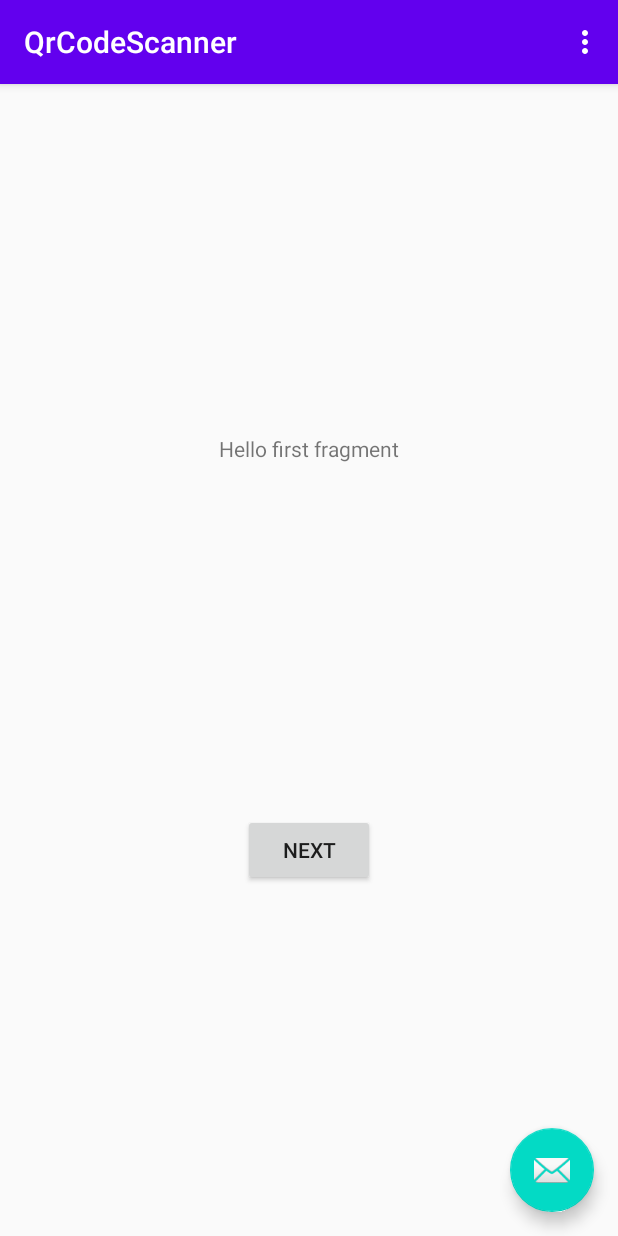
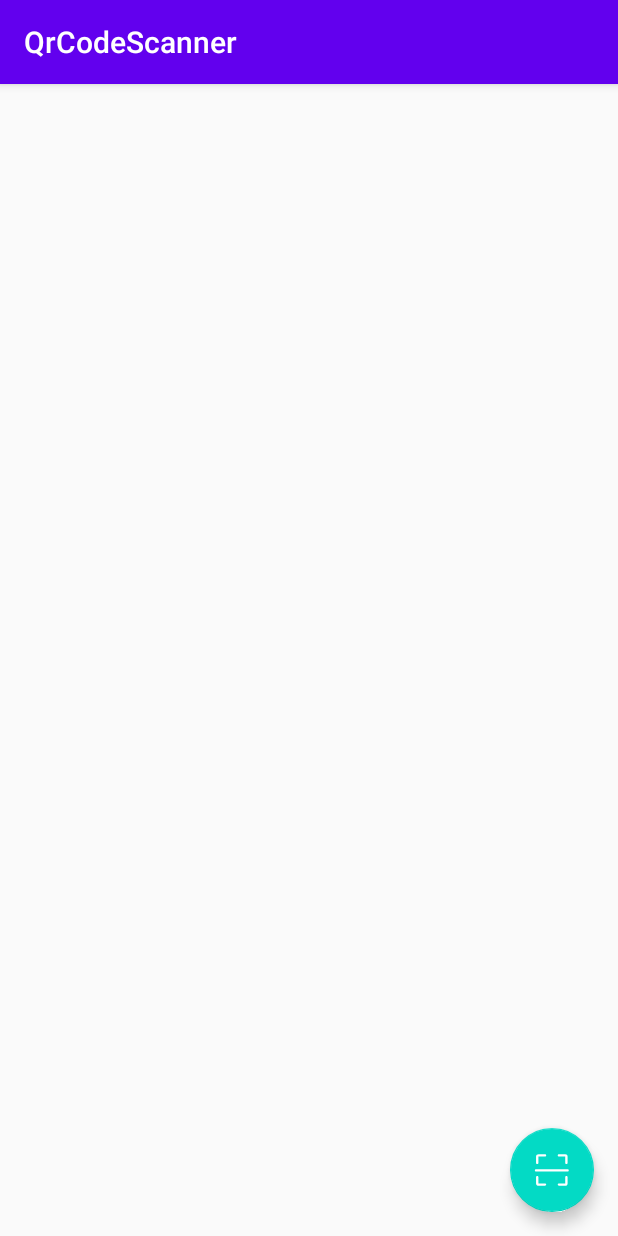
Before and after one commit to giswangsj/QrCodeScanner, an Android app: the screen it shows after launch (MainActivity), on a phone screen of 412 x 824 dp. Run offline under Robolectric (Android 15) with nearby library versions, the phone set to English and light mode, and no system bars.

Commit message:
finish simple lib

```diff
--- a/app/build.gradle
+++ b/app/build.gradle
@@ -14,6 +14,7 @@ android {
         versionName "1.0"
 
         testInstrumentationRunner "androidx.test.runner.AndroidJUnitRunner"
+        vectorDrawables.useSupportLibrary true
     }
 
     buildTypes {
--- a/app/src/main/java/per/wsj/qrcodescanner/FirstFragment.kt
+++ /dev/null
@@ -1,31 +0,0 @@
-package per.wsj.qrcodescanner
-
-import android.os.Bundle
-import androidx.fragment.app.Fragment
-import android.view.LayoutInflater
-import android.view.View
-import android.view.ViewGroup
-import android.widget.Button
-import androidx.navigation.fragment.findNavController
-
-/**
- * A simple [Fragment] subclass as the default destination in the navigation.
- */
-class FirstFragment : Fragment() {
-
-    override fun onCreateView(
-            inflater: LayoutInflater, container: ViewGroup?,
-            savedInstanceState: Bundle?
-    ): View? {
-        // Inflate the layout for this fragment
-        return inflater.inflate(R.layout.fragment_first, container, false)
-    }
-
-    override fun onViewCreated(view: View, savedInstanceState: Bundle?) {
-        super.onViewCreated(view, savedInstanceState)
-
-        view.findViewById<Button>(R.id.button_first).setOnClickListener {
-            findNavController().navigate(R.id.action_FirstFragment_to_SecondFragment)
-        }
-    }
-}
--- a/app/src/main/java/per/wsj/qrcodescanner/MainActivity.kt
+++ b/app/src/main/java/per/wsj/qrcodescanner/MainActivity.kt
@@ -1,17 +1,9 @@
 package per.wsj.qrcodescanner
 
-import android.Manifest
 import android.os.Bundle
 import com.google.android.material.floatingactionbutton.FloatingActionButton
-import com.google.android.material.snackbar.Snackbar
 import androidx.appcompat.app.AppCompatActivity
-import android.view.Menu
-import android.view.MenuItem
-import android.widget.Toast
-import androidx.core.app.ActivityCompat
-import androidx.core.app.ActivityCompat.requestPermissions
-import androidx.core.content.ContextCompat
-import androidx.core.content.PermissionChecker
+import kotlinx.android.synthetic.main.activity_main.*
 import per.wsj.lib.qrcodescanner.QrCodeScanner
 
 class MainActivity : AppCompatActivity() {
@@ -21,55 +13,16 @@ class MainActivity : AppCompatActivity() {
         setContentView(R.layout.activity_main)
         setSupportActionBar(findViewById(R.id.toolbar))
 
-        if (ContextCompat.checkSelfPermission(
-                this,
-                Manifest.permission.CAMERA
-            ) == PermissionChecker.PERMISSION_GRANTED
-        ) {
 
-        } else {
-            requestPermissions(this, arrayOf(Manifest.permission.CAMERA), 11)
-        }
         findViewById<FloatingActionButton>(R.id.fab).setOnClickListener { view ->
             QrCodeScanner.with(this)
                 .onSuccess {
-                    Toast.makeText(this, "扫描结果：$it",Toast.LENGTH_LONG).show()
+                    tvResult.text = "扫描结果：$it"
                 }
                 .onFail {
-                    Toast.makeText(this, "扫描失败：$it",Toast.LENGTH_LONG).show()
+                    tvResult.text ="扫描失败：$it"
                 }
                 .start()
         }
     }
-
-    override fun onRequestPermissionsResult(
-        requestCode: Int,
-        permissions: Array<out String>,
-        grantResults: IntArray
-    ) {
-        super.onRequestPermissionsResult(requestCode, permissions, grantResults)
-        if (requestCode == 11) {
-            if (grantResults[0] == PermissionChecker.PERMISSION_GRANTED) {
-
-            } else {
-                Toast.makeText(this,"请授予请求权限",Toast.LENGTH_LONG).show()
-            }
-        }
-    }
-
-    override fun onCreateOptionsMenu(menu: Menu): Boolean {
-        // Inflate the menu; this adds items to the action bar if it is present.
-        menuInflater.inflate(R.menu.menu_main, menu)
-        return true
-    }
-
-    override fun onOptionsItemSelected(item: MenuItem): Boolean {
-        // Handle action bar item clicks here. The action bar will
-        // automatically handle clicks on the Home/Up button, so long
-        // as you specify a parent activity in AndroidManifest.xml.
-        return when (item.itemId) {
-            R.id.action_settings -> true
-            else -> super.onOptionsItemSelected(item)
-        }
-    }
 }
--- /dev/null
+++ b/app/src/main/res/drawable/ic_scan.xml
@@ -0,0 +1,21 @@
+<vector xmlns:android="http://schemas.android.com/apk/res/android"
+    android:width="32dp"
+    android:height="32dp"
+    android:viewportWidth="1024"
+    android:viewportHeight="1024">
+  <path
+      android:fillColor="#FFFFFFFF"
+      android:pathData="M708.78,131.31l179.43,0 0,179.43c0,18.58 15.07,33.64 33.64,33.64s33.64,-15.06 33.64,-33.64L955.49,131.31c0,-43.28 -24.01,-67.29 -67.29,-67.29L708.78,64.02c-18.57,0 -33.64,15.06 -33.64,33.64S690.2,131.31 708.78,131.31z"/>
+  <path
+      android:fillColor="#FFFFFFFF"
+      android:pathData="M91.99,344.38c18.58,0 33.64,-15.07 33.64,-33.64L125.63,131.31l187.84,0c18.58,0 33.64,-15.07 33.64,-33.64s-15.06,-33.64 -33.64,-33.64L134.04,64.02c-43.28,0 -75.69,24.01 -75.69,67.29l0,179.43C58.35,329.31 73.4,344.38 91.99,344.38z"/>
+  <path
+      android:fillColor="#FFFFFFFF"
+      android:pathData="M921.85,680.81c-18.57,0 -33.64,15.06 -33.64,33.64l0,179.43L708.78,893.88c-18.57,0 -33.64,15.06 -33.64,33.64s15.07,33.64 33.64,33.64l179.43,0c43.28,0 67.29,-24.01 67.29,-67.29L955.49,714.45C955.49,695.87 940.42,680.81 921.85,680.81z"/>
+  <path
+      android:fillColor="#FFFFFFFF"
+      android:pathData="M313.47,893.88l-187.84,0L125.63,714.45c0,-18.57 -15.06,-33.64 -33.64,-33.64s-33.64,15.07 -33.64,33.64l0,179.43c0,43.28 32.42,67.29 75.69,67.29l179.43,0c18.58,0 33.64,-15.07 33.64,-33.64S332.05,893.88 313.47,893.88z"/>
+  <path
+      android:fillColor="#FFFFFFFF"
+      android:pathData="M955.49,490.16 L58.35,490.16c-18.57,0 -33.64,15.06 -33.64,33.64 0,18.58 15.07,33.64 33.64,33.64l897.15,0c18.57,0 33.64,-15.06 33.64,-33.64C989.13,505.22 974.06,490.16 955.49,490.16z"/>
+</vector>
--- a/app/src/main/res/layout/activity_main.xml
+++ b/app/src/main/res/layout/activity_main.xml
@@ -20,7 +20,17 @@
 
     </com.google.android.material.appbar.AppBarLayout>
 
-    <include layout="@layout/content_main" />
+    <RelativeLayout
+        android:layout_width="match_parent"
+        android:layout_height="match_parent">
+
+        <TextView
+            android:id="@+id/tvResult"
+            android:layout_width="wrap_content"
+            android:layout_height="wrap_content"
+            android:layout_centerInParent="true" />
+
+    </RelativeLayout>
 
     <com.google.android.material.floatingactionbutton.FloatingActionButton
         android:id="@+id/fab"
@@ -28,6 +38,6 @@
         android:layout_height="wrap_content"
         android:layout_gravity="bottom|end"
         android:layout_margin="@dimen/fab_margin"
-        app:srcCompat="@android:drawable/ic_dialog_email" />
+        app:srcCompat="@drawable/ic_scan" />
 
 </androidx.coordinatorlayout.widget.CoordinatorLayout>
--- a/app/src/main/res/layout/content_main.xml
+++ /dev/null
@@ -1,19 +0,0 @@
-<?xml version="1.0" encoding="utf-8"?>
-<androidx.constraintlayout.widget.ConstraintLayout xmlns:android="http://schemas.android.com/apk/res/android"
-    xmlns:app="http://schemas.android.com/apk/res-auto"
-    android:layout_width="match_parent"
-    android:layout_height="match_parent"
-    app:layout_behavior="@string/appbar_scrolling_view_behavior">
-
-    <fragment
-        android:id="@+id/nav_host_fragment"
-        android:name="androidx.navigation.fragment.NavHostFragment"
-        android:layout_width="0dp"
-        android:layout_height="0dp"
-        app:defaultNavHost="true"
-        app:layout_constraintBottom_toBottomOf="parent"
-        app:layout_constraintLeft_toLeftOf="parent"
-        app:layout_constraintRight_toRightOf="parent"
-        app:layout_constraintTop_toTopOf="parent"
-        app:navGraph="@navigation/nav_graph" />
-</androidx.constraintlayout.widget.ConstraintLayout>
--- a/app/src/main/res/layout/fragment_first.xml
+++ /dev/null
@@ -1,28 +0,0 @@
-<?xml version="1.0" encoding="utf-8"?>
-<androidx.constraintlayout.widget.ConstraintLayout xmlns:android="http://schemas.android.com/apk/res/android"
-    xmlns:app="http://schemas.android.com/apk/res-auto"
-    xmlns:tools="http://schemas.android.com/tools"
-    android:layout_width="match_parent"
-    android:layout_height="match_parent"
-    tools:context=".FirstFragment">
-
-    <TextView
-        android:id="@+id/textview_first"
-        android:layout_width="wrap_content"
-        android:layout_height="wrap_content"
-        android:text="@string/hello_first_fragment"
-        app:layout_constraintBottom_toTopOf="@id/button_first"
-        app:layout_constraintEnd_toEndOf="parent"
-        app:layout_constraintStart_toStartOf="parent"
-        app:layout_constraintTop_toTopOf="parent" />
-
-    <Button
-        android:id="@+id/button_first"
-        android:layout_width="wrap_content"
-        android:layout_height="wrap_content"
-        android:text="@string/next"
-        app:layout_constraintBottom_toBottomOf="parent"
-        app:layout_constraintEnd_toEndOf="parent"
-        app:layout_constraintStart_toStartOf="parent"
-        app:layout_constraintTop_toBottomOf="@id/textview_first" />
-</androidx.constraintlayout.widget.ConstraintLayout>
--- a/app/src/main/res/navigation/nav_graph.xml
+++ /dev/null
@@ -1,28 +0,0 @@
-<?xml version="1.0" encoding="utf-8"?>
-<navigation xmlns:android="http://schemas.android.com/apk/res/android"
-    xmlns:app="http://schemas.android.com/apk/res-auto"
-    xmlns:tools="http://schemas.android.com/tools"
-    android:id="@+id/nav_graph"
-    app:startDestination="@id/FirstFragment">
-
-    <fragment
-        android:id="@+id/FirstFragment"
-        android:name="per.wsj.qrcodescanner.FirstFragment"
-        android:label="@string/first_fragment_label"
-        tools:layout="@layout/fragment_first">
-
-        <action
-            android:id="@+id/action_FirstFragment_to_SecondFragment"
-            app:destination="@id/SecondFragment" />
-    </fragment>
-    <fragment
-        android:id="@+id/SecondFragment"
-        android:name="per.wsj.qrcodescanner.SecondFragment"
-        android:label="@string/second_fragment_label"
-        tools:layout="@layout/fragment_second">
-
-        <action
-            android:id="@+id/action_SecondFragment_to_FirstFragment"
-            app:destination="@id/FirstFragment" />
-    </fragment>
-</navigation>
--- a/lib/src/main/AndroidManifest.xml
+++ b/lib/src/main/AndroidManifest.xml
@@ -2,9 +2,9 @@
     package="per.wsj.lib.qrcodescanner">
 
     <uses-permission android:name="android.permission.CAMERA" />
-
     <uses-feature android:name="android.hardware.camera" />
     <uses-feature android:name="android.hardware.camera.autofocus" />
+
     <uses-permission android:name="android.permission.VIBRATE" />
 
     <application>
```
Also changed, not shown: app/src/main/java/per/wsj/qrcodescanner/SecondFragment.kt (deleted, +0 -31 lines), app/src/main/res/layout/fragment_second.xml (deleted, +0 -27 lines), lib/src/main/java/per/wsj/lib/qrcodescanner/ScanActivity.java (+36 -3 lines), 2 other files.
